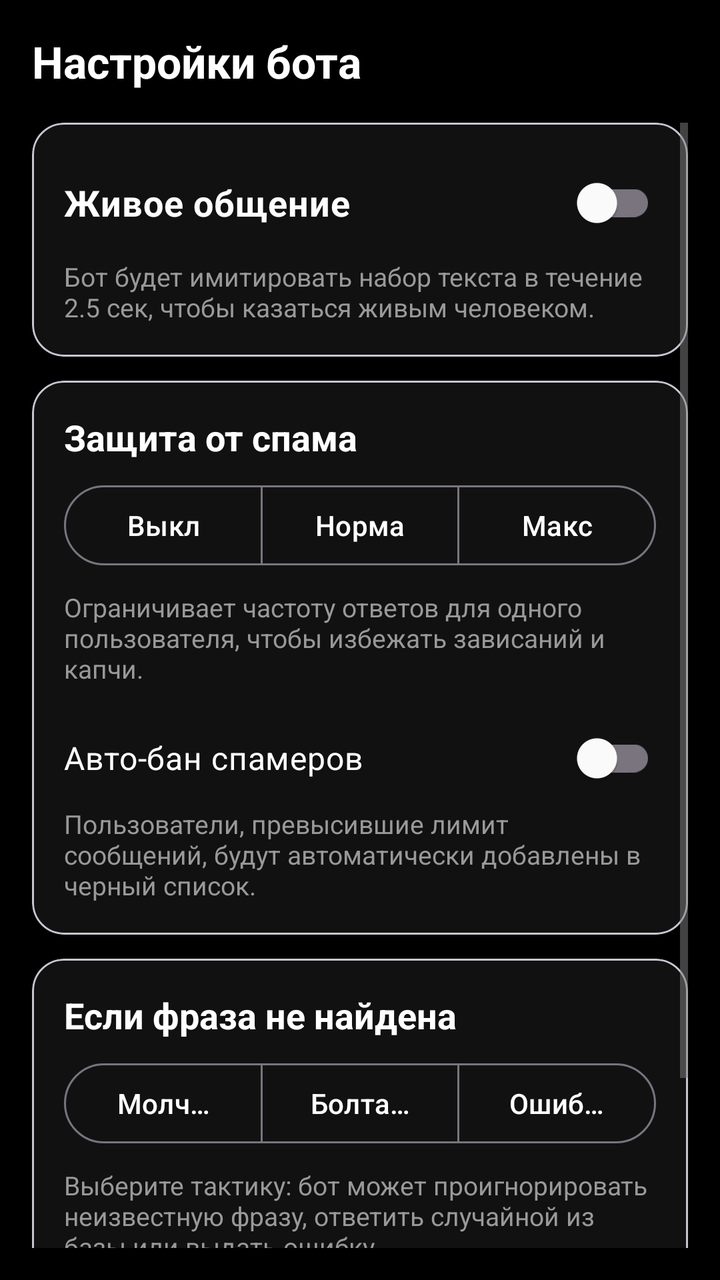
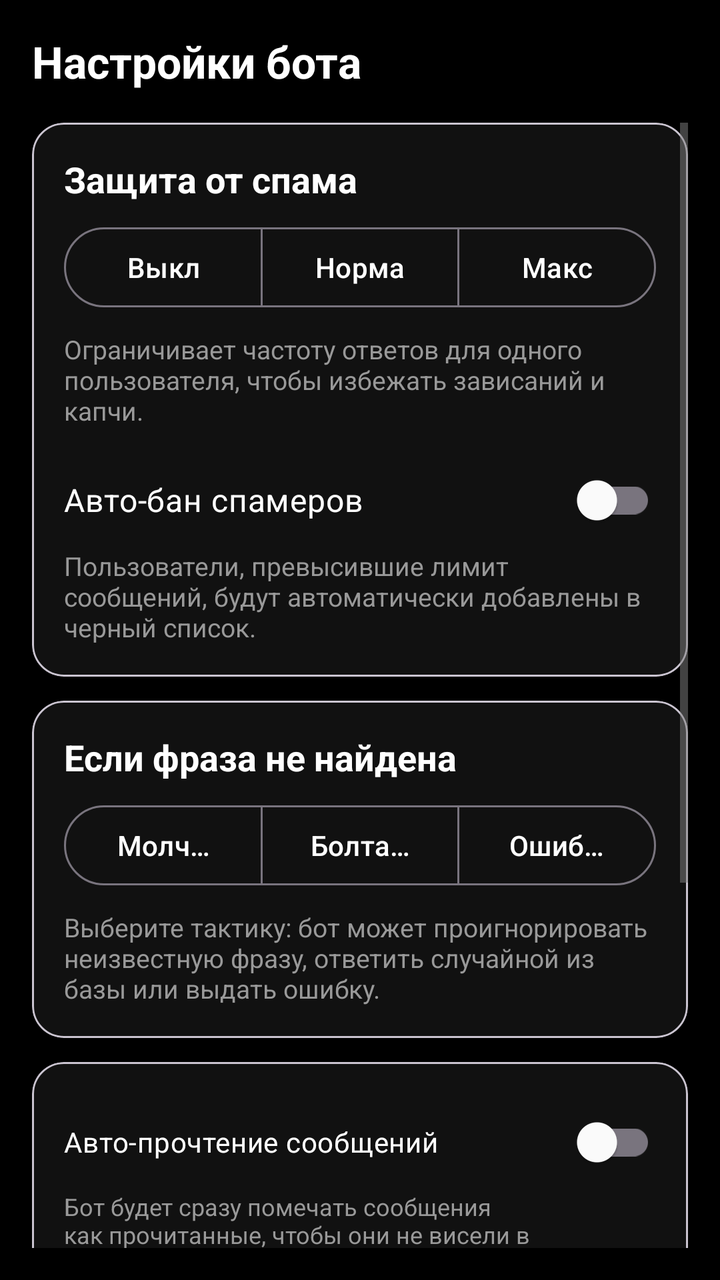

Two renders of the same Android screen: before a commit and after it. Below are the layout's source before the change and the commit's diff.
<!-- AndroidManifest.xml: application theme Theme.VKBotManager -->
<!-- res/layout/fragment_settings.xml -->
<?xml version="1.0" encoding="utf-8"?>
<androidx.constraintlayout.widget.ConstraintLayout xmlns:android="http://schemas.android.com/apk/res/android"
    xmlns:app="http://schemas.android.com/apk/res-auto"
    android:layout_width="match_parent"
    android:layout_height="match_parent"
    android:background="@color/bg_main"
    android:padding="16dp">

    <TextView
        android:id="@+id/tv_settings_title"
        android:layout_width="wrap_content"
        android:layout_height="wrap_content"
        android:text="Настройки бота"
        android:textColor="@color/white"
        android:textSize="22sp"
        android:textStyle="bold"
        app:layout_constraintStart_toStartOf="parent"
        app:layout_constraintTop_toTopOf="parent" />

    <ScrollView
        android:layout_width="match_parent"
        android:layout_height="0dp"
        android:layout_marginTop="16dp"
        app:layout_constraintBottom_toBottomOf="parent"
        app:layout_constraintTop_toBottomOf="@id/tv_settings_title">

        <LinearLayout
            android:layout_width="match_parent"
            android:layout_height="wrap_content"
            android:orientation="vertical">

            
            <com.google.android.material.card.MaterialCardView
                android:layout_width="match_parent"
                android:layout_height="wrap_content"
                android:layout_marginBottom="12dp"
                app:cardBackgroundColor="@color/bg_card"
                app:cardCornerRadius="16dp"
                app:cardElevation="0dp">

                <LinearLayout
                    android:layout_width="match_parent"
                    android:layout_height="wrap_content"
                    android:orientation="vertical"
                    android:padding="16dp">

                    <com.google.android.material.switchmaterial.SwitchMaterial
                        android:id="@+id/switch_typing"
                        android:layout_width="match_parent"
                        android:layout_height="wrap_content"
                        android:text="Живое общение"
                        android:textColor="@color/white"
                        android:textSize="18sp"
                        android:textStyle="bold" />

                    <TextView
                        android:layout_width="match_parent"
                        android:layout_height="wrap_content"
                        android:layout_marginTop="4dp"
                        android:text="Бот будет имитировать набор текста в течение 2.5 сек, чтобы казаться живым человеком."
                        android:textColor="@color/text_medium"
                        android:textSize="13sp" />
                </LinearLayout>
            </com.google.android.material.card.MaterialCardView>

            
            <com.google.android.material.card.MaterialCardView
                android:layout_width="match_parent"
                android:layout_height="wrap_content"
                android:layout_marginBottom="12dp"
                app:cardBackgroundColor="@color/bg_card"
                app:cardCornerRadius="16dp"
                app:cardElevation="0dp">

                <LinearLayout
                    android:layout_width="match_parent"
                    android:layout_height="wrap_content"
                    android:orientation="vertical"
                    android:padding="16dp">

                    <TextView
                        android:layout_width="match_parent"
                        android:layout_height="wrap_content"
                        android:text="Защита от спама"
                        android:textColor="@color/white"
                        android:textSize="18sp"
                        android:textStyle="bold"
                        android:layout_marginBottom="8dp"/>

                    <com.google.android.material.button.MaterialButtonToggleGroup
                        android:id="@+id/toggle_antispam_level"
                        android:layout_width="match_parent"
                        android:layout_height="wrap_content"
                        app:singleSelection="true"
                        app:selectionRequired="true"
                        android:layout_marginBottom="8dp">

                        <Button
                            android:id="@+id/btn_antispam_off"
                            style="?attr/materialButtonOutlinedStyle"
                            android:layout_width="0dp"
                            android:layout_height="wrap_content"
                            android:layout_weight="1"
                            android:text="Выкл" />

                        <Button
                            android:id="@+id/btn_antispam_normal"
                            style="?attr/materialButtonOutlinedStyle"
                            android:layout_width="0dp"
                            android:layout_height="wrap_content"
                            android:layout_weight="1"
                            android:text="Норма" />

                        <Button
                            android:id="@+id/btn_antispam_strict"
                            style="?attr/materialButtonOutlinedStyle"
                            android:layout_width="0dp"
                            android:layout_height="wrap_content"
                            android:layout_weight="1"
                            android:text="Макс" />
                    </com.google.android.material.button.MaterialButtonToggleGroup>

                    <TextView
                        android:layout_width="match_parent"
                        android:layout_height="wrap_content"
                        android:text="Ограничивает частоту ответов для одного пользователя, чтобы избежать зависаний и капчи."
                        android:textColor="@color/text_medium"
                        android:textSize="13sp"
                        android:layout_marginBottom="12dp" />

                    <com.google.android.material.switchmaterial.SwitchMaterial
                        android:id="@+id/switch_autoban"
                        android:layout_width="match_parent"
                        android:layout_height="wrap_content"
                        android:text="Авто-бан спамеров"
                        android:textColor="@color/white"
                        android:textSize="16sp"/>

                    <TextView
                        android:layout_width="match_parent"
                        android:layout_height="wrap_content"
                        android:text="Пользователи, превысившие лимит сообщений, будут автоматически добавлены в черный список."
                        android:textColor="@color/text_medium"
                        android:textSize="13sp" />
                </LinearLayout>
            </com.google.android.material.card.MaterialCardView>

            
            <com.google.android.material.card.MaterialCardView
                android:layout_width="match_parent"
                android:layout_height="wrap_content"
                android:layout_marginBottom="12dp"
                app:cardBackgroundColor="@color/bg_card"
                app:cardCornerRadius="16dp"
                app:cardElevation="0dp">

                <LinearLayout
                    android:layout_width="match_parent"
                    android:layout_height="wrap_content"
                    android:orientation="vertical"
                    android:padding="16dp">

                    <TextView
                        android:layout_width="match_parent"
                        android:layout_height="wrap_content"
                        android:text="Если фраза не найдена"
                        android:textColor="@color/white"
                        android:textSize="18sp"
                        android:textStyle="bold"
                        android:layout_marginBottom="8dp"/>

                    <com.google.android.material.button.MaterialButtonToggleGroup
                        android:id="@+id/toggle_fallback_strategy"
                        android:layout_width="match_parent"
                        android:layout_height="wrap_content"
                        app:singleSelection="true"
                        app:selectionRequired="true"
                        android:layout_marginBottom="8dp">

                        <Button
                            android:id="@+id/btn_fallback_silent"
                            style="?attr/materialButtonOutlinedStyle"
                            android:layout_width="0dp"
                            android:layout_height="wrap_content"
                            android:layout_weight="1"
                            android:text="Молчать" />

                        <Button
                            android:id="@+id/btn_fallback_random"
                            style="?attr/materialButtonOutlinedStyle"
                            android:layout_width="0dp"
                            android:layout_height="wrap_content"
                            android:layout_weight="1"
                            android:text="Болтать" />

                        <Button
                            android:id="@+id/btn_fallback_error"
                            style="?attr/materialButtonOutlinedStyle"
                            android:layout_width="0dp"
                            android:layout_height="wrap_content"
                            android:layout_weight="1"
                            android:text="Ошибка" />
                    </com.google.android.material.button.MaterialButtonToggleGroup>

                    <TextView
                        android:layout_width="match_parent"
                        android:layout_height="wrap_content"
                        android:text="Выберите тактику: бот может проигнорировать неизвестную фразу, ответить случайной из базы или выдать ошибку."
                        android:textColor="@color/text_medium"
                        android:textSize="13sp" />
                </LinearLayout>
            </com.google.android.material.card.MaterialCardView>

            
            <com.google.android.material.button.MaterialButton
                android:id="@+id/btn_advanced_settings"
                style="@style/Widget.MaterialComponents.Button.TextButton"
                android:layout_width="wrap_content"
                android:layout_height="wrap_content"
                android:layout_gravity="center"
                android:text="Развернуть расширенные настройки"
                android:textColor="@color/text_low"
                android:textAllCaps="false"
                android:layout_marginTop="8dp"
                android:layout_marginBottom="8dp" />

            
            <LinearLayout
                android:id="@+id/layout_advanced_settings"
                android:layout_width="match_parent"
                android:layout_height="wrap_content"
                android:orientation="vertical"
                android:visibility="gone">

                <com.google.android.material.card.MaterialCardView
                    android:layout_width="match_parent"
                    android:layout_height="wrap_content"
                    android:layout_marginBottom="12dp"
                    app:cardBackgroundColor="@color/bg_card"
                    app:cardCornerRadius="16dp"
                    app:cardElevation="0dp">

                    <LinearLayout
                        android:layout_width="match_parent"
                        android:layout_height="wrap_content"
                        android:orientation="vertical"
                        android:padding="16dp">

                        <com.google.android.material.switchmaterial.SwitchMaterial
                            android:id="@+id/switch_mark_read"
                            android:layout_width="match_parent"
                            android:layout_height="wrap_content"
                            android:text="Авто-прочтение сообщений"
                            android:textColor="@color/white" />

                        <TextView
                            android:layout_width="match_parent"
                            android:layout_height="wrap_content"
                            android:text="Бот будет сразу помечать сообщения как прочитанные, чтобы они не висели в уведомлениях."
                            android:textColor="@color/text_medium"
                            android:textSize="12sp"
                            android:layout_marginBottom="8dp" />

                        <com.google.android.material.switchmaterial.SwitchMaterial
                            android:id="@+id/switch_media"
                            android:layout_width="match_parent"
                            android:layout_height="wrap_content"
                            android:text="Реакция на Фото/Видео"
                            android:textColor="@color/white" />

                        <TextView
                            android:layout_width="match_parent"
                            android:layout_height="wrap_content"
                            android:text="Разрешает боту анализировать Фото и Видео. Отключите для экономии трафика."
                            android:textColor="@color/text_medium"
                            android:textSize="12sp"
                            android:layout_marginBottom="8dp" />

                        <com.google.android.material.switchmaterial.SwitchMaterial
                            android:id="@+id/switch_chats"
                            android:layout_width="match_parent"
                            android:layout_height="wrap_content"
                            android:text="Работа в беседах"
                            android:textColor="@color/white" />

                        <TextView
                            android:layout_width="match_parent"
                            android:layout_height="wrap_content"
                            android:text="Включает реакцию бота в многопользовательских беседах чата (требуется настройка обращения)."
                            android:textColor="@color/text_medium"
                            android:textSize="12sp"
                            android:layout_marginBottom="12dp" />

                        <com.google.android.material.textfield.TextInputLayout
                            android:id="@+id/input_chat_prefix_layout"
                            style="@style/Widget.MaterialComponents.TextInputLayout.OutlinedBox"
                            android:layout_width="match_parent"
                            android:layout_height="wrap_content"
                            android:hint="Обращение (напр. 'Бот,')"
                            app:boxStrokeColor="@color/text_high"
                            app:hintTextColor="@color/text_high">

                            <com.google.android.material.textfield.TextInputEditText
                                android:id="@+id/et_chat_prefix"
                                android:layout_width="match_parent"
                                android:layout_height="wrap_content"
                                android:textColor="@color/white"
                                android:maxLines="1"
                                android:inputType="text" />
                        </com.google.android.material.textfield.TextInputLayout>

                        <TextView
                            android:id="@+id/tv_chat_prefix_desc"
                            android:layout_width="match_parent"
                            android:layout_height="wrap_content"
                            android:layout_marginTop="4dp"
                            android:text="В беседе бот будет реагировать только если фраза начинается с этого слова (например: 'Бот, ' или 'Киро'). Запятая тоже будет учитываться."
                            android:textColor="@color/text_medium"
                            android:textSize="13sp" />
                    </LinearLayout>
                </com.google.android.material.card.MaterialCardView>
            </LinearLayout>

        </LinearLayout>
    </ScrollView>

</androidx.constraintlayout.widget.ConstraintLayout>
<!-- resources referenced by this layout -->
<resources>
  <color name="bg_card">#111111</color>
  <color name="bg_main">#000000</color>
  <color name="text_high">#FFFFFF</color>
  <color name="text_low">#666666</color>
  <color name="text_medium">#999999</color>
  <color name="white">#FFFFFF</color>
  <style name="Theme.VKBotManager" parent="Theme.Material3.DayNight">
          
          <item name="colorPrimary">#FFFFFF</item>
          <item name="colorOnPrimary">#000000</item>
          <item name="colorPrimaryVariant">#E0E0E0</item>
          
          
          <item name="colorSecondary">#FFFFFF</item>
          <item name="colorOnSecondary">#000000</item>
          <item name="colorSecondaryVariant">#E0E0E0</item>
          
          
          <item name="android:colorBackground">#000000</item>
          <item name="colorOnBackground">#FFFFFF</item>
          
          
          <item name="colorSurface">#1A1A1A</item>
          <item name="colorOnSurface">#FFFFFF</item>
          <item name="colorSurfaceVariant">#2A2A2A</item>
          <item name="colorOnSurfaceVariant">#FFFFFF</item>
          
          
          <item name="colorError">#FFFFFF</item>
          <item name="colorOnError">#000000</item>
          
          
          <item name="actionBarStyle">@style/CustomActionBar</item>
          <item name="android:actionBarStyle">@style/CustomActionBar</item>
          
          
          <item name="android:statusBarColor" tools:targetApi="l">@android:color/black</item>
          <item name="android:navigationBarColor">@color/bg_main</item>
          <item name="android:windowLightStatusBar" tools:targetApi="m">false</item>
          <item name="android:windowLightNavigationBar" tools:targetApi="o">false</item>
          
          
          <item name="colorControlNormal">#808080</item>
          <item name="colorControlActivated">#FFFFFF</item>
          <item name="colorControlHighlight">#E0E0E0</item>
      </style>
  <style name="CustomActionBar" parent="Widget.Material3.ActionBar.Solid">
          <item name="background">@color/bg_main</item>
          <item name="titleTextStyle">@style/CustomActionBarTitle</item>
          <item name="elevation">0dp</item>
      </style>
  <style name="CustomActionBarTitle" parent="TextAppearance.Material3.ActionBar.Title">
          <item name="android:textColor">@color/white</item>
          <item name="android:textSize">20sp</item>
      </style>
</resources>

<!-- the commit's change to res/layout/fragment_settings.xml (unified diff, before → after) -->
@@ -29,6 +29,8 @@
             android:layout_height="wrap_content"
             android:orientation="vertical">
 
+
+
             
             <com.google.android.material.card.MaterialCardView
                 android:layout_width="match_parent"
@@ -44,20 +46,68 @@
                     android:orientation="vertical"
                     android:padding="16dp">
 
-                    <com.google.android.material.switchmaterial.SwitchMaterial
-                        android:id="@+id/switch_typing"
-                        android:layout_width="match_parent"
-                        android:layout_height="wrap_content"
-                        android:text="Живое общение"
+                    <TextView
+                        android:layout_width="match_parent"
+                        android:layout_height="wrap_content"
+                        android:text="Защита от спама"
                         android:textColor="@color/white"
                         android:textSize="18sp"
-                        android:textStyle="bold" />
-
-                    <TextView
-                        android:layout_width="match_parent"
-                        android:layout_height="wrap_content"
-                        android:layout_marginTop="4dp"
-                        android:text="Бот будет имитировать набор текста в течение 2.5 сек, чтобы казаться живым человеком."
+                        android:textStyle="bold"
+                        android:layout_marginBottom="8dp"/>
+
+                    <com.google.android.material.button.MaterialButtonToggleGroup
+                        android:id="@+id/toggle_antispam_level"
+                        android:layout_width="match_parent"
+                        android:layout_height="wrap_content"
+                        app:singleSelection="true"
+                        app:selectionRequired="true"
+                        android:layout_marginBottom="8dp">
+
+                        <Button
+                            android:id="@+id/btn_antispam_off"
+                            style="?attr/materialButtonOutlinedStyle"
+                            android:layout_width="0dp"
+                            android:layout_height="wrap_content"
+                            android:layout_weight="1"
+                            android:text="Выкл" />
+
+                        <Button
+                            android:id="@+id/btn_antispam_normal"
+                            style="?attr/materialButtonOutlinedStyle"
+                            android:layout_width="0dp"
+                            android:layout_height="wrap_content"
+                            android:layout_weight="1"
+                            android:text="Норма" />
+
+                        <Button
+                            android:id="@+id/btn_antispam_strict"
+                            style="?attr/materialButtonOutlinedStyle"
+                            android:layout_width="0dp"
+                            android:layout_height="wrap_content"
+                            android:layout_weight="1"
+                            android:text="Макс" />
+                    </com.google.android.material.button.MaterialButtonToggleGroup>
+
+                    <TextView
+                        android:layout_width="match_parent"
+                        android:layout_height="wrap_content"
+                        android:text="Ограничивает частоту ответов для одного пользователя, чтобы избежать зависаний и капчи."
+                        android:textColor="@color/text_medium"
+                        android:textSize="13sp"
+                        android:layout_marginBottom="12dp" />
+
+                    <com.google.android.material.switchmaterial.SwitchMaterial
+                        android:id="@+id/switch_autoban"
+                        android:layout_width="match_parent"
+                        android:layout_height="wrap_content"
+                        android:text="Авто-бан спамеров"
+                        android:textColor="@color/white"
+                        android:textSize="16sp"/>
+
+                    <TextView
+                        android:layout_width="match_parent"
+                        android:layout_height="wrap_content"
+                        android:text="Пользователи, превысившие лимит сообщений, будут автоматически добавлены в черный список."
                         android:textColor="@color/text_medium"
                         android:textSize="13sp" />
                 </LinearLayout>
@@ -81,88 +131,6 @@
                     <TextView
                         android:layout_width="match_parent"
                         android:layout_height="wrap_content"
-                        android:text="Защита от спама"
-                        android:textColor="@color/white"
-                        android:textSize="18sp"
-                        android:textStyle="bold"
-                        android:layout_marginBottom="8dp"/>
-
-                    <com.google.android.material.button.MaterialButtonToggleGroup
-                        android:id="@+id/toggle_antispam_level"
-                        android:layout_width="match_parent"
-                        android:layout_height="wrap_content"
-                        app:singleSelection="true"
-                        app:selectionRequired="true"
-                        android:layout_marginBottom="8dp">
-
-                        <Button
-                            android:id="@+id/btn_antispam_off"
-                            style="?attr/materialButtonOutlinedStyle"
-                            android:layout_width="0dp"
-                            android:layout_height="wrap_content"
-                            android:layout_weight="1"
-                            android:text="Выкл" />
-
-                        <Button
-                            android:id="@+id/btn_antispam_normal"
-                            style="?attr/materialButtonOutlinedStyle"
-                            android:layout_width="0dp"
-                            android:layout_height="wrap_content"
-                            android:layout_weight="1"
-                            android:text="Норма" />
-
-                        <Button
-                            android:id="@+id/btn_antispam_strict"
-                            style="?attr/materialButtonOutlinedStyle"
-                            android:layout_width="0dp"
-                            android:layout_height="wrap_content"
-                            android:layout_weight="1"
-                            android:text="Макс" />
-                    </com.google.android.material.button.MaterialButtonToggleGroup>
-
-                    <TextView
-                        android:layout_width="match_parent"
-                        android:layout_height="wrap_content"
-                        android:text="Ограничивает частоту ответов для одного пользователя, чтобы избежать зависаний и капчи."
-                        android:textColor="@color/text_medium"
-                        android:textSize="13sp"
-                        android:layout_marginBottom="12dp" />
-
-                    <com.google.android.material.switchmaterial.SwitchMaterial
-                        android:id="@+id/switch_autoban"
-                        android:layout_width="match_parent"
-                        android:layout_height="wrap_content"
-                        android:text="Авто-бан спамеров"
-                        android:textColor="@color/white"
-                        android:textSize="16sp"/>
-
-                    <TextView
-                        android:layout_width="match_parent"
-                        android:layout_height="wrap_content"
-                        android:text="Пользователи, превысившие лимит сообщений, будут автоматически добавлены в черный список."
-                        android:textColor="@color/text_medium"
-                        android:textSize="13sp" />
-                </LinearLayout>
-            </com.google.android.material.card.MaterialCardView>
-
-            
-            <com.google.android.material.card.MaterialCardView
-                android:layout_width="match_parent"
-                android:layout_height="wrap_content"
-                android:layout_marginBottom="12dp"
-                app:cardBackgroundColor="@color/bg_card"
-                app:cardCornerRadius="16dp"
-                app:cardElevation="0dp">
-
-                <LinearLayout
-                    android:layout_width="match_parent"
-                    android:layout_height="wrap_content"
-                    android:orientation="vertical"
-                    android:padding="16dp">
-
-                    <TextView
-                        android:layout_width="match_parent"
-                        android:layout_height="wrap_content"
                         android:text="Если фраза не найдена"
                         android:textColor="@color/white"
                         android:textSize="18sp"
@@ -212,25 +180,6 @@
             </com.google.android.material.card.MaterialCardView>
 
             
-            <com.google.android.material.button.MaterialButton
-                android:id="@+id/btn_advanced_settings"
-                style="@style/Widget.MaterialComponents.Button.TextButton"
-                android:layout_width="wrap_content"
-                android:layout_height="wrap_content"
-                android:layout_gravity="center"
-                android:text="Развернуть расширенные настройки"
-                android:textColor="@color/text_low"
-                android:textAllCaps="false"
-                android:layout_marginTop="8dp"
-                android:layout_marginBottom="8dp" />
-
-            
-            <LinearLayout
-                android:id="@+id/layout_advanced_settings"
-                android:layout_width="match_parent"
-                android:layout_height="wrap_content"
-                android:orientation="vertical"
-                android:visibility="gone">
 
                 <com.google.android.material.card.MaterialCardView
                     android:layout_width="match_parent"
@@ -261,20 +210,6 @@
                             android:textSize="12sp"
                             android:layout_marginBottom="8dp" />
 
-                        <com.google.android.material.switchmaterial.SwitchMaterial
-                            android:id="@+id/switch_media"
-                            android:layout_width="match_parent"
-                            android:layout_height="wrap_content"
-                            android:text="Реакция на Фото/Видео"
-                            android:textColor="@color/white" />
-
-                        <TextView
-                            android:layout_width="match_parent"
-                            android:layout_height="wrap_content"
-                            android:text="Разрешает боту анализировать Фото и Видео. Отключите для экономии трафика."
-                            android:textColor="@color/text_medium"
-                            android:textSize="12sp"
-                            android:layout_marginBottom="8dp" />
 
                         <com.google.android.material.switchmaterial.SwitchMaterial
                             android:id="@+id/switch_chats"
@@ -319,7 +254,7 @@
                             android:textSize="13sp" />
                     </LinearLayout>
                 </com.google.android.material.card.MaterialCardView>
-            </LinearLayout>
+
 
         </LinearLayout>
     </ScrollView>
<!-- resource entries referenced after the edit -->
@@ -3,7 +3,6 @@
   <color name="bg_card">#111111</color>
   <color name="bg_main">#000000</color>
   <color name="text_high">#FFFFFF</color>
-  <color name="text_low">#666666</color>
   <color name="text_medium">#999999</color>
   <color name="white">#FFFFFF</color>
   <style name="Theme.VKBotManager" parent="Theme.Material3.DayNight">
